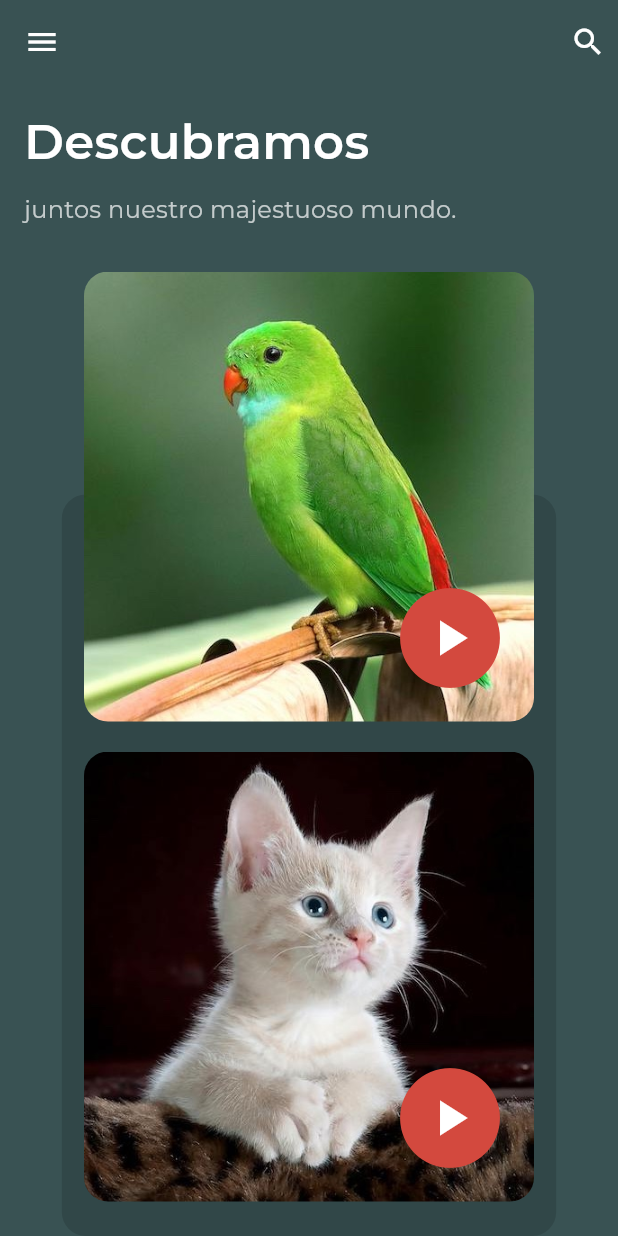
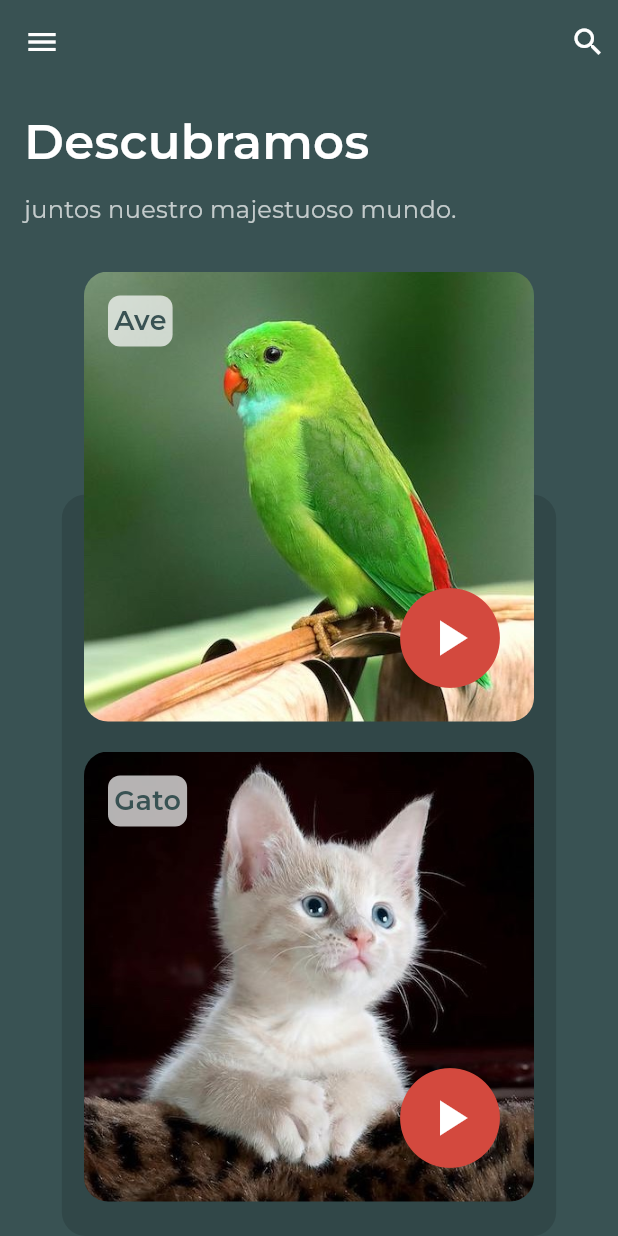
Before and after one commit to german-rs/appnimal, a Flutter app: the screen it shows after launch, on a phone screen of 412 x 824 dp. Run offline on Flutter 3.47's test engine with Material 3 defaults, Android fonts, the phone set to English and light mode, and no system bars; our stand-ins replace just_audio.

Commit message:
se agrega routes.dart y texto sobre las imágenes. Se actualiza readme

```diff
--- a/lib/appnimal/constant/color.dart
+++ b/lib/appnimal/constants/color.dart
@@ -4,4 +4,5 @@ class AppColors {
   static const Color colorFondoPrincipal = Color(0xFF395253);
   static const Color colorFondoContenedorDecorativo = Color(0xFF314748);
   static const Color colorBoton = Color(0xFFD3493E);
+  static const Color colorTextoImg = Color(0xFF395253);
 }
--- a/lib/appnimal/screens/appnimal_screen.dart
+++ b/lib/appnimal/screens/appnimal_screen.dart
@@ -5,7 +5,7 @@ import '../widgets/item_widget.dart';
 import '../widgets/contenedor_decorativo_widget.dart';
 import '../models/item_model.dart';
 import '../utils/load_items.dart' as utils;
-import '../constant/color.dart';
+import '../constants/color.dart';
 
 class Appnimal extends StatefulWidget {
   const Appnimal({super.key});
--- a/lib/appnimal/widgets/boton_reproduccion_widget.dart
+++ b/lib/appnimal/widgets/boton_reproduccion_widget.dart
@@ -1,5 +1,5 @@
 import 'package:flutter/material.dart';
-import '../constant/color.dart';
+import '../constants/color.dart';
 
 class BotonReproduccionPausa extends StatelessWidget {
   final bool enReproduccion;
--- a/lib/appnimal/widgets/contenedor_decorativo_widget.dart
+++ b/lib/appnimal/widgets/contenedor_decorativo_widget.dart
@@ -1,5 +1,5 @@
 import 'package:flutter/material.dart';
-import '../constant/color.dart';
+import '../constants/color.dart';
 
 class ContenedorDecorativoWidget extends StatelessWidget {
   final double bottom;
--- a/lib/appnimal/widgets/custom_app_bar_widget.dart
+++ b/lib/appnimal/widgets/custom_app_bar_widget.dart
@@ -1,4 +1,4 @@
-import 'package:appnimal/appnimal/constant/color.dart';
+import 'package:appnimal/appnimal/constants/color.dart';
 import 'package:flutter/material.dart';
 
 class CustomAppBarWidget extends StatelessWidget
--- a/lib/appnimal/widgets/item_widget.dart
+++ b/lib/appnimal/widgets/item_widget.dart
@@ -1,42 +1,19 @@
 import 'package:flutter/material.dart';
 import '../models/item_model.dart';
 import 'audio_player_widget.dart';
-import '../screens/detalle_screen.dart';
+import '../constants/color.dart';
+import '../utils/routes.dart';
 
 class ItemWidget extends StatelessWidget {
   final ItemModel item;
 
   const ItemWidget({super.key, required this.item});
 
-  Route _createRoute() {
-    return PageRouteBuilder(
-      pageBuilder: (context, animation, secondaryAnimation) => DetalleScreen(
-        title: item.title,
-        imagePath: item.detailImage,
-        description: item.description,
-      ),
-      transitionsBuilder: (context, animation, secondaryAnimation, child) {
-        const begin = Offset(1.0, 0.0);
-        const end = Offset.zero;
-        const curve = Curves.ease;
-
-        var tween =
-            Tween(begin: begin, end: end).chain(CurveTween(curve: curve));
-        var offsetAnimation = animation.drive(tween);
-
-        return SlideTransition(
-          position: offsetAnimation,
-          child: child,
-        );
-      },
-    );
-  }
-
   @override
   Widget build(BuildContext context) {
     return GestureDetector(
       onTap: () {
-        Navigator.of(context).push(_createRoute());
+        Navigator.of(context).push(createRoute(item));
       },
       child: Padding(
         padding: const EdgeInsets.symmetric(vertical: 10.0),
@@ -61,6 +38,26 @@ class ItemWidget extends StatelessWidget {
                   rutaAudio: item.audioPath,
                 ),
               ),
+              Positioned(
+                top: 16,
+                left: 16,
+                child: Container(
+                  decoration: BoxDecoration(
+                    color: Colors.white70,
+                    borderRadius: BorderRadius.circular(8),
+                  ),
+                  padding: const EdgeInsets.all(4.0),
+                  child: Text(
+                    item.title,
+                    style: const TextStyle(
+                      color: AppColors.colorTextoImg,
+                      fontFamily: 'Montserrat',
+                      fontWeight: FontWeight.w600,
+                      fontSize: 18,
+                    ),
+                  ),
+                ),
+              ),
             ],
           ),
         ),
```
Also changed, not shown: lib/appnimal/utils/routes.dart (added, +26 -0 lines), assets/img_readme/appnimal.jpg (added), assets/img_readme/principal.jpg (deleted), 1 other file.
